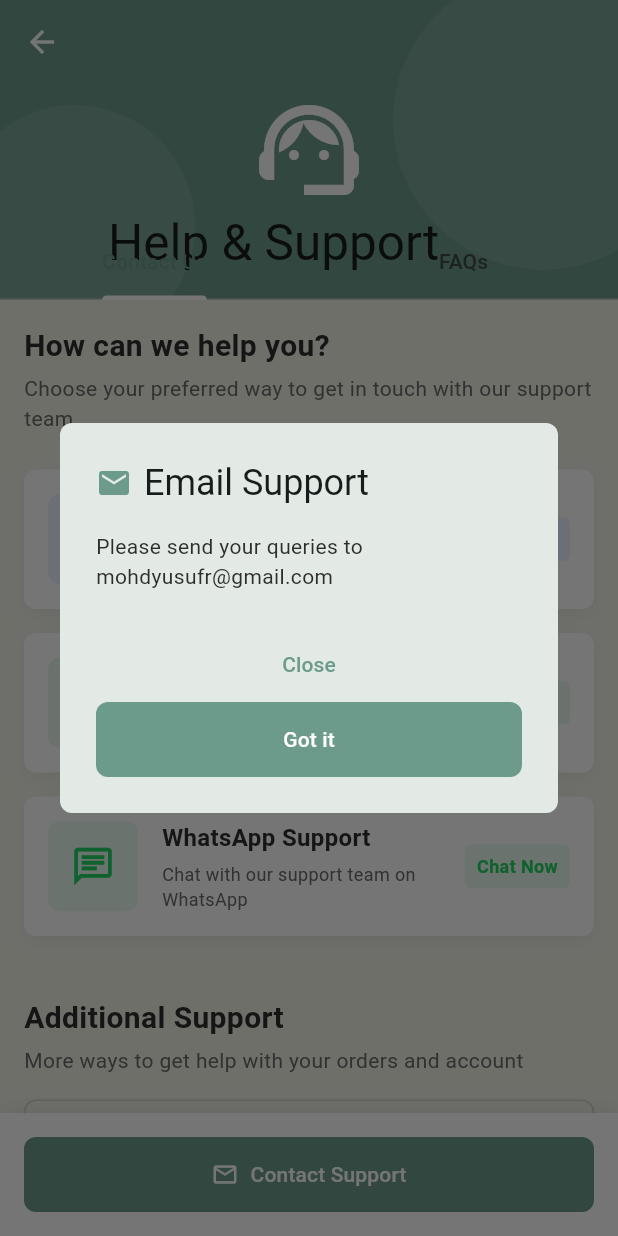
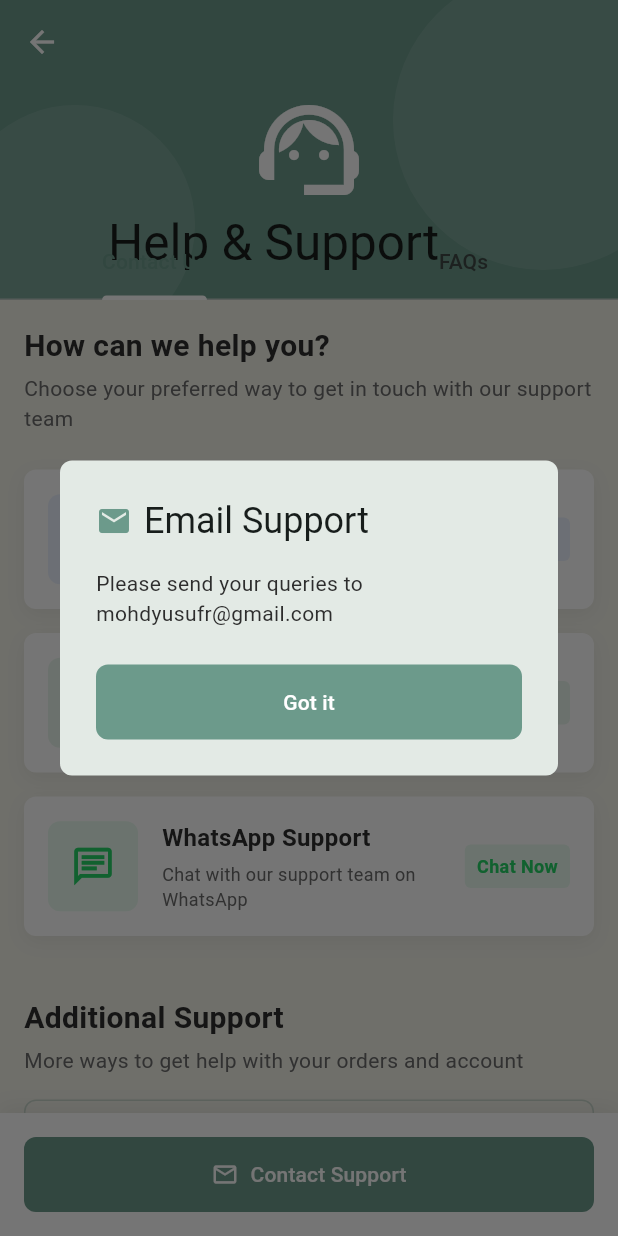
Before and after one commit to mohdyusuf2312/smart_kirana, a Flutter app: the HelpSupportScreen screen opened directly, after a tap on "Email Support", on a phone screen of 412 x 824 dp. Run offline on Flutter 3.47's test engine with Material 3 defaults, Android fonts, the phone set to English and light mode, and no system bars; our stand-ins replace cloud_firestore, email_validator, firebase_auth, firebase_core, firebase_storage, fl_chart and 6 more; accounts and stored records are empty; generated files the repository leaves out were written again; network calls fail.

Commit message:
Remove close button

```diff
--- a/lib/screens/home/help_support_screen.dart
+++ b/lib/screens/home/help_support_screen.dart
@@ -574,11 +574,6 @@ class _HelpSupportScreenState extends State<HelpSupportScreen>
             ),
             content: Text(message),
             actions: [
-              TextButton(
-                onPressed: () => Navigator.pop(context),
-                child: const Text('Close'),
-                style: TextButton.styleFrom(foregroundColor: AppColors.primary),
-              ),
               ElevatedButton(
                 onPressed: () => Navigator.pop(context),
                 style: ElevatedButton.styleFrom(
```
